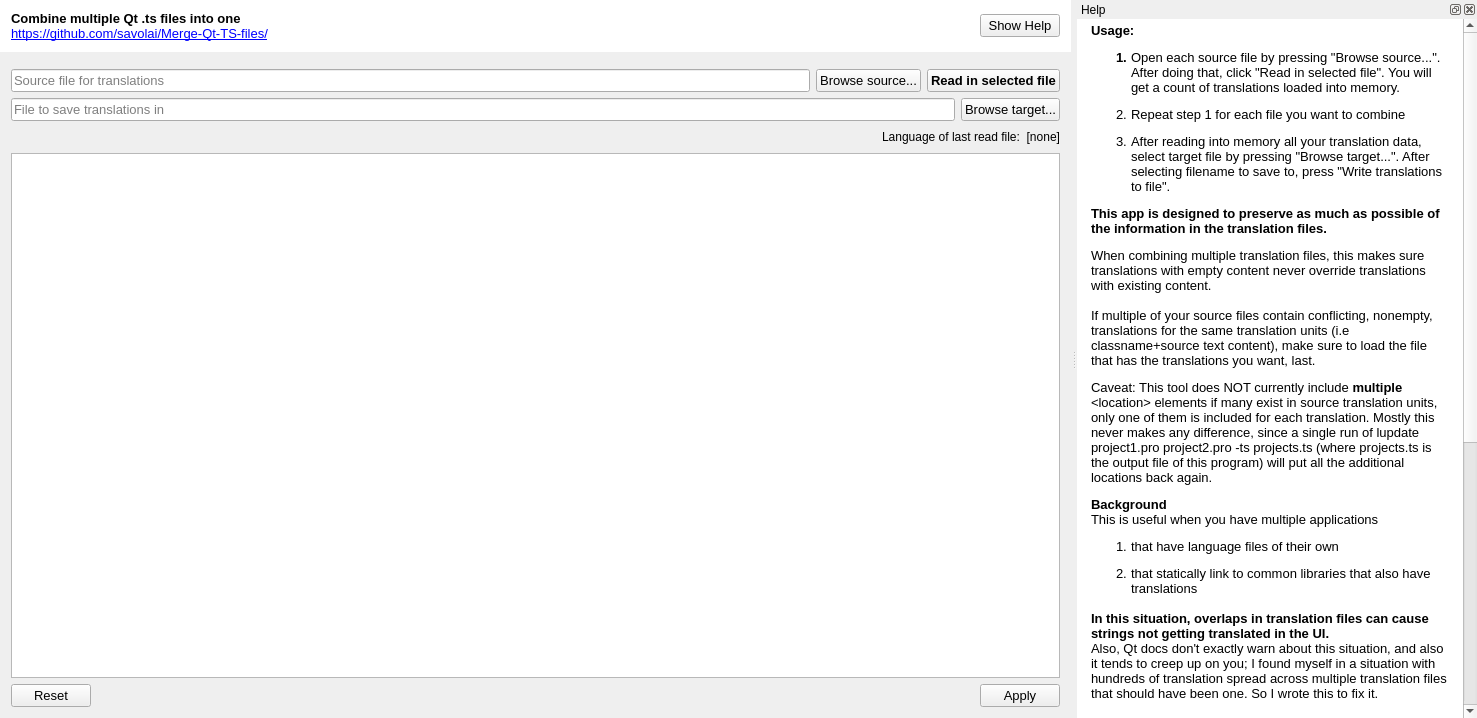
Above: combinetranslationfiles.ui from savolai/Merge-Qt-TS-files before the change. Below: the same form after it.
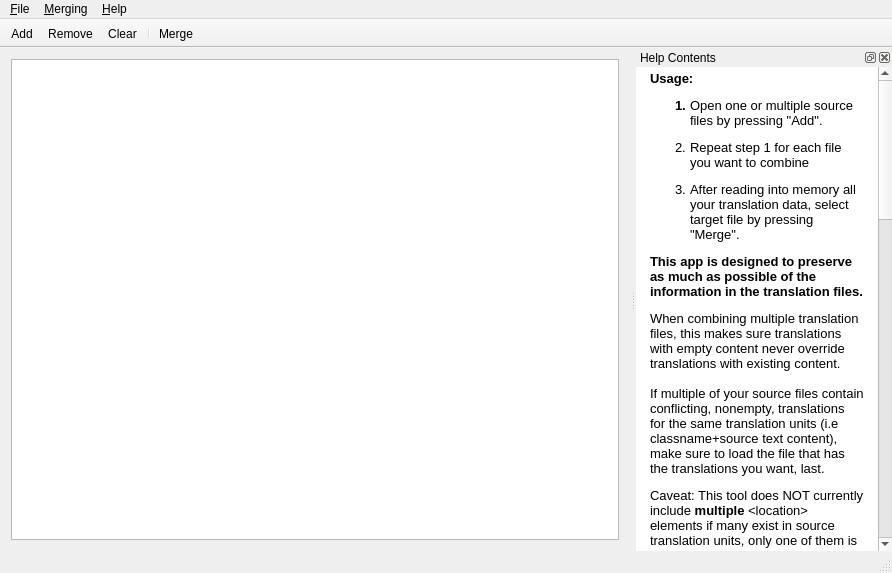
That is the form after the change. Icons and pictures are not drawn. Custom widgets are drawn as their Qt base class.

Commit message: rewrote UI, separated concerns, support for command line parameters

Diff of the .ui file:
```diff
--- a/combinetranslationfiles.ui
+++ b/combinetranslationfiles.ui
@@ -6,8 +6,8 @@
    <rect>
     <x>0</x>
     <y>0</y>
-    <width>1477</width>
-    <height>718</height>
+    <width>892</width>
+    <height>573</height>
    </rect>
   </property>
   <property name="font">
@@ -22,292 +22,84 @@
    <string notr="true">#titleWidget{background-color:white;}</string>
   </property>
   <widget class="QWidget" name="centralWidget">
-   <layout class="QVBoxLayout" name="verticalLayout_6">
-    <property name="leftMargin">
-     <number>0</number>
-    </property>
-    <property name="topMargin">
-     <number>0</number>
-    </property>
-    <property name="rightMargin">
-     <number>0</number>
-    </property>
-    <property name="bottomMargin">
-     <number>0</number>
-    </property>
+   <layout class="QVBoxLayout" name="verticalLayout">
     <item>
-     <widget class="QWidget" name="titleWidget" native="true">
-      <property name="styleSheet">
-       <string notr="true"/>
+     <widget class="QTreeView" name="treeView">
+      <property name="selectionMode">
+       <enum>QAbstractItemView::ContiguousSelection</enum>
       </property>
-      <layout class="QHBoxLayout" name="horizontalLayout_6">
-       <property name="leftMargin">
-        <number>0</number>
-       </property>
-       <property name="topMargin">
-        <number>0</number>
-       </property>
-       <property name="rightMargin">
-        <number>0</number>
-       </property>
-       <property name="bottomMargin">
-        <number>0</number>
-       </property>
-       <item>
-        <widget class="QWidget" name="titleWidgetInner" native="true">
-         <property name="minimumSize">
-          <size>
-           <width>700</width>
-           <height>0</height>
-          </size>
-         </property>
-         <property name="styleSheet">
-          <string notr="true"/>
-         </property>
-         <layout class="QVBoxLayout" name="verticalLayout_4">
-          <item>
-           <layout class="QHBoxLayout" name="horizontalLayout_4">
-            <item>
-             <widget class="QLabel" name="label_2">
-              <property name="font">
-               <font>
-                <pointsize>10</pointsize>
-               </font>
-              </property>
-              <property name="text">
-               <string>&lt;html&gt;&lt;head/&gt;&lt;body&gt;&lt;p&gt;&lt;span style=&quot; font-weight:600;&quot;&gt;Combine multiple Qt .ts files into one&lt;br/&gt;&lt;/span&gt;&lt;a href=&quot;https://github.com/savolai/Merge-Qt-TS-files/&quot;&gt;&lt;span style=&quot; text-decoration: underline; color:#0000ff;&quot;&gt;https://github.com/savolai/Merge-Qt-TS-files/&lt;/span&gt;&lt;/a&gt;&lt;/p&gt;&lt;/body&gt;&lt;/html&gt;</string>
-              </property>
-             </widget>
-            </item>
-            <item>
-             <spacer name="horizontalSpacer">
-              <property name="orientation">
-               <enum>Qt::Horizontal</enum>
-              </property>
-              <property name="sizeHint" stdset="0">
-               <size>
-                <width>40</width>
-                <height>20</height>
-               </size>
-              </property>
-             </spacer>
-            </item>
-            <item>
-             <widget class="QPushButton" name="helpPushButton">
-              <property name="font">
-               <font>
-                <pointsize>10</pointsize>
-               </font>
-              </property>
-              <property name="styleSheet">
-               <string notr="true">padding:0.5em;</string>
-              </property>
-              <property name="text">
-               <string>Show Help</string>
-              </property>
-              <property name="checkable">
-               <bool>true</bool>
-              </property>
-             </widget>
-            </item>
-           </layout>
-          </item>
-         </layout>
-         <zorder></zorder>
-        </widget>
-       </item>
-      </layout>
      </widget>
     </item>
-    <item>
-     <layout class="QHBoxLayout" name="horizontalLayout_5">
-      <item>
-       <widget class="QWidget" name="widget" native="true">
-        <layout class="QVBoxLayout" name="verticalLayout">
-         <property name="leftMargin">
-          <number>0</number>
-         </property>
-         <property name="topMargin">
-          <number>0</number>
-         </property>
-         <property name="rightMargin">
-          <number>0</number>
-         </property>
-         <property name="bottomMargin">
-          <number>0</number>
-         </property>
-         <item>
-          <widget class="QWidget" name="widget_2" native="true">
-           <property name="minimumSize">
-            <size>
-             <width>700</width>
-             <height>0</height>
-            </size>
-           </property>
-           <layout class="QVBoxLayout" name="verticalLayout_3">
-            <item>
-             <layout class="QHBoxLayout" name="horizontalLayout">
-              <item>
-               <widget class="TSDropEdit" name="sourceFile">
-                <property name="font">
-                 <font>
-                  <pointsize>10</pointsize>
-                 </font>
-                </property>
-                <property name="styleSheet">
-                 <string notr="true">padding:0.5em;</string>
-                </property>
-                <property name="placeholderText">
-                 <string>Source file for translations</string>
-                </property>
-               </widget>
-              </item>
-              <item>
-               <widget class="QPushButton" name="sourceFilePushButton">
-                <property name="font">
-                 <font>
-                  <pointsize>10</pointsize>
-                 </font>
-                </property>
-                <property name="styleSheet">
-                 <string notr="true">padding:0.5em;</string>
-                </property>
-                <property name="text">
-                 <string>Browse source...</string>
-                </property>
-               </widget>
-              </item>
-              <item>
-               <widget class="QPushButton" name="sourceFilePushButton_2">
-                <property name="font">
-                 <font>
-                  <pointsize>10</pointsize>
-                  <weight>75</weight>
-                  <bold>true</bold>
-                 </font>
-                </property>
-                <property name="styleSheet">
-                 <string notr="true">padding:0.5em;</string>
-                </property>
-                <property name="text">
-                 <string>Read in selected file</string>
-                </property>
-               </widget>
-              </item>
-             </layout>
-            </item>
-            <item>
-             <layout class="QHBoxLayout" name="horizontalLayout_2">
-              <item>
-               <widget class="TSDropEdit" name="targetFile">
-                <property name="font">
-                 <font>
-                  <pointsize>10</pointsize>
-                 </font>
-                </property>
-                <property name="styleSheet">
-                 <string notr="true">padding:0.5em;</string>
-                </property>
-                <property name="placeholderText">
-                 <string>File to save translations in</string>
-                </property>
-               </widget>
-              </item>
-              <item>
-               <widget class="QPushButton" name="targetFilePushButton">
-                <property name="font">
-                 <font>
-                  <pointsize>10</pointsize>
-                 </font>
-                </property>
-                <property name="styleSheet">
-                 <string notr="true">padding:0.5em;</string>
-                </property>
-                <property name="text">
-                 <string>Browse target...</string>
-                </property>
-               </widget>
-              </item>
-             </layout>
-            </item>
-            <item>
-             <layout class="QHBoxLayout" name="horizontalLayout_3">
-              <item>
-               <spacer name="horizontalSpacer_2">
-                <property name="orientation">
-                 <enum>Qt::Horizontal</enum>
-                </property>
-                <property name="sizeHint" stdset="0">
-                 <size>
-                  <width>40</width>
-                  <height>20</height>
-                 </size>
-                </property>
-               </spacer>
-              </item>
-              <item>
-               <widget class="QLabel" name="label">
-                <property name="text">
-                 <string>Language of last read file:</string>
-                </property>
-               </widget>
-              </item>
-              <item>
-               <widget class="QLabel" name="language">
-                <property name="text">
-                 <string>[none]</string>
-                </property>
-                <property name="alignment">
-                 <set>Qt::AlignRight|Qt::AlignTrailing|Qt::AlignVCenter</set>
-                </property>
-               </widget>
-              </item>
-             </layout>
-            </item>
-            <item>
-             <widget class="QTextBrowser" name="textBrowser">
-              <property name="font">
-               <font>
-                <pointsize>10</pointsize>
-               </font>
-              </property>
-             </widget>
-            </item>
-            <item>
-             <widget class="QDialogButtonBox" name="buttonBox">
-              <property name="styleSheet">
-               <string notr="true">padding:0.5em; font-size:10pt;</string>
-              </property>
-              <property name="standardButtons">
-               <set>QDialogButtonBox::Apply|QDialogButtonBox::Reset</set>
-              </property>
-             </widget>
-            </item>
-           </layout>
-          </widget>
-         </item>
-        </layout>
-       </widget>
-      </item>
-     </layout>
-    </item>
    </layout>
   </widget>
+  <widget class="QToolBar" name="toolBar">
+   <property name="windowTitle">
+    <string>Merging</string>
+   </property>
+   <property name="movable">
+    <bool>false</bool>
+   </property>
+   <property name="toolButtonStyle">
+    <enum>Qt::ToolButtonTextUnderIcon</enum>
+   </property>
+   <property name="floatable">
+    <bool>false</bool>
+   </property>
+   <attribute name="toolBarArea">
+    <enum>TopToolBarArea</enum>
+   </attribute>
+   <attribute name="toolBarBreak">
+    <bool>false</bool>
+   </attribute>
+   <addaction name="actionAdd"/>
+   <addaction name="actionRemove"/>
+   <addaction name="actionClear"/>
+   <addaction name="separator"/>
+   <addaction name="actionMerge"/>
+  </widget>
+  <widget class="QStatusBar" name="statusBar"/>
+  <widget class="QMenuBar" name="menuBar">
+   <property name="geometry">
+    <rect>
+     <x>0</x>
+     <y>0</y>
+     <width>892</width>
+     <height>21</height>
+    </rect>
+   </property>
+   <widget class="QMenu" name="menuFile">
+    <property name="title">
+     <string>&amp;File</string>
+    </property>
+    <addaction name="actionExit"/>
+   </widget>
+   <widget class="QMenu" name="menuHelp">
+    <property name="title">
+     <string>&amp;Help</string>
+    </property>
+    <addaction name="actionContents"/>
+    <addaction name="actionAbout"/>
+   </widget>
+   <widget class="QMenu" name="menuMerging">
+    <property name="title">
+     <string>&amp;Merging</string>
+    </property>
+    <addaction name="actionAdd"/>
+    <addaction name="actionRemove"/>
+    <addaction name="actionClear"/>
+    <addaction name="separator"/>
+    <addaction name="actionMerge"/>
+   </widget>
+   <addaction name="menuFile"/>
+   <addaction name="menuMerging"/>
+   <addaction name="menuHelp"/>
+  </widget>
   <widget class="QDockWidget" name="dockWidget">
-   <property name="minimumSize">
-    <size>
-     <width>400</width>
-     <height>87</height>
-    </size>
-   </property>
-   <property name="features">
-    <set>QDockWidget::DockWidgetClosable|QDockWidget::DockWidgetFloatable</set>
-   </property>
    <property name="allowedAreas">
     <set>Qt::RightDockWidgetArea</set>
    </property>
    <property name="windowTitle">
-    <string>Help</string>
+    <string>Help Contents</string>
    </property>
    <attribute name="dockWidgetArea">
     <number>2</number>
@@ -343,11 +135,11 @@
         <string>&lt;!DOCTYPE HTML PUBLIC &quot;-//W3C//DTD HTML 4.0//EN&quot; &quot;http://www.w3.org/TR/REC-html40/strict.dtd&quot;&gt;
 &lt;html&gt;&lt;head&gt;&lt;meta name=&quot;qrichtext&quot; content=&quot;1&quot; /&gt;&lt;style type=&quot;text/css&quot;&gt;
 p, li { white-space: pre-wrap; }
-&lt;/style&gt;&lt;/head&gt;&lt;body style=&quot; font-family:'MS Shell Dlg 2'; font-size:8pt; font-weight:400; font-style:normal;&quot; bgcolor=&quot;#ffffff&quot;&gt;
+&lt;/style&gt;&lt;/head&gt;&lt;body style=&quot; font-family:'Cantarell'; font-size:8pt; font-weight:400; font-style:normal;&quot; bgcolor=&quot;#ffffff&quot;&gt;
 &lt;p style=&quot; margin-top:10px; margin-bottom:0px; margin-left:10px; margin-right:10px; -qt-block-indent:0; text-indent:0px;&quot;&gt;&lt;span style=&quot; font-family:'Segoe UI,Arial,Helvetica,MS Shell Dlg 2'; font-size:10pt; font-weight:600;&quot;&gt;Usage: &lt;/span&gt;&lt;/p&gt;
-&lt;ol style=&quot;margin-top: 0px; margin-bottom: 0px; margin-left: 0px; margin-right: 0px; -qt-list-indent: 1;&quot;&gt;&lt;li style=&quot; font-family:'Segoe UI,Arial,Helvetica,MS Shell Dlg 2'; font-size:10pt; font-weight:600;&quot; style=&quot; margin-top:12px; margin-bottom:0px; margin-left:10px; margin-right:10px; -qt-block-indent:0; text-indent:0px;&quot;&gt;&lt;span style=&quot; font-weight:400;&quot;&gt;Open each source file by pressing &amp;quot;Browse source...&amp;quot;. After doing that, click &amp;quot;Read in selected file&amp;quot;. You will get a count of translations loaded into memory.&lt;/span&gt;&lt;/li&gt;
+&lt;ol style=&quot;margin-top: 0px; margin-bottom: 0px; margin-left: 0px; margin-right: 0px; -qt-list-indent: 1;&quot;&gt;&lt;li style=&quot; font-family:'Segoe UI,Arial,Helvetica,MS Shell Dlg 2'; font-size:10pt; font-weight:600;&quot; style=&quot; margin-top:12px; margin-bottom:0px; margin-left:10px; margin-right:10px; -qt-block-indent:0; text-indent:0px;&quot;&gt;&lt;span style=&quot; font-weight:400;&quot;&gt;Open one or multiple source files by pressing &amp;quot;Add&amp;quot;.&lt;/span&gt;&lt;/li&gt;
 &lt;li style=&quot; font-family:'Segoe UI,Arial,Helvetica,MS Shell Dlg 2'; font-size:10pt;&quot; style=&quot; margin-top:12px; margin-bottom:0px; margin-left:10px; margin-right:10px; -qt-block-indent:0; text-indent:0px;&quot;&gt;Repeat step 1 for each file you want to combine&lt;/li&gt;
-&lt;li style=&quot; font-family:'Segoe UI,Arial,Helvetica,MS Shell Dlg 2'; font-size:10pt;&quot; style=&quot; margin-top:12px; margin-bottom:0px; margin-left:10px; margin-right:10px; -qt-block-indent:0; text-indent:0px;&quot;&gt;After reading into memory all your translation data, select target file by pressing &amp;quot;Browse target...&amp;quot;. After selecting filename to save to, press &amp;quot;Write translations to file&amp;quot;. &lt;/li&gt;&lt;/ol&gt;
+&lt;li style=&quot; font-family:'Segoe UI,Arial,Helvetica,MS Shell Dlg 2'; font-size:10pt;&quot; style=&quot; margin-top:12px; margin-bottom:0px; margin-left:10px; margin-right:10px; -qt-block-indent:0; text-indent:0px;&quot;&gt;After reading into memory all your translation data, select target file by pressing &amp;quot;Merge&amp;quot;. &lt;/li&gt;&lt;/ol&gt;
 &lt;p style=&quot; margin-top:12px; margin-bottom:0px; margin-left:10px; margin-right:10px; -qt-block-indent:0; text-indent:0px;&quot;&gt;&lt;span style=&quot; font-family:'Segoe UI,Arial,Helvetica,MS Shell Dlg 2'; font-size:10pt; font-weight:600;&quot;&gt;This app is designed to preserve as much as possible of the information in the translation files. &lt;/span&gt;&lt;/p&gt;
 &lt;p style=&quot; margin-top:12px; margin-bottom:0px; margin-left:10px; margin-right:10px; -qt-block-indent:0; text-indent:0px;&quot;&gt;&lt;span style=&quot; font-family:'Segoe UI,Arial,Helvetica,MS Shell Dlg 2'; font-size:10pt;&quot;&gt;When combining multiple translation files, this makes sure translations with empty content never override translations with existing content.&lt;/span&gt;&lt;/p&gt;
 &lt;p style=&quot;-qt-paragraph-type:empty; margin-top:0px; margin-bottom:0px; margin-left:10px; margin-right:10px; -qt-block-indent:0; text-indent:0px; font-family:'Segoe UI,Arial,Helvetica,MS Shell Dlg 2'; font-size:10pt;&quot;&gt;&lt;br /&gt;&lt;/p&gt;
@@ -370,22 +162,86 @@
 &lt;p style=&quot; margin-top:0px; margin-bottom:0px; margin-left:10px; margin-right:10px; -qt-block-indent:0; text-indent:0px;&quot;&gt;&lt;span style=&quot; font-family:'Segoe UI,Arial,Helvetica,MS Shell Dlg 2'; font-size:10pt;&quot;&gt;Another option might be to load first the app specific language file and then on top of that, the translations for the common components. This occured to me too late. \o/ however, having all project translations in a single file tends to be a cleaner solution overall, as you will always know what has already been translated.&lt;/span&gt;&lt;/p&gt;
 &lt;p style=&quot; margin-top:12px; margin-bottom:12px; margin-left:10px; margin-right:10px; -qt-block-indent:0; text-indent:0px;&quot;&gt;&lt;a name=&quot;js-repo-pjax-container&quot;&gt;&lt;/a&gt;&lt;span style=&quot; font-family:'Segoe UI,Arial,Helvetica,MS Shell Dlg 2'; font-size:10pt;&quot;&gt;O&lt;/span&gt;&lt;span style=&quot; font-family:'Segoe UI,Arial,Helvetica,MS Shell Dlg 2'; font-size:10pt;&quot;&gt;ther options that might help:&lt;/span&gt;&lt;/p&gt;
 &lt;ol style=&quot;margin-top: 0px; margin-bottom: 0px; margin-left: 0px; margin-right: 0px; -qt-list-indent: 1;&quot;&gt;&lt;li style=&quot; font-family:'Segoe UI,Arial,Helvetica,MS Shell Dlg 2'; font-size:10pt;&quot; style=&quot; margin-top:12px; margin-bottom:0px; margin-left:10px; margin-right:10px; -qt-block-indent:0; text-indent:0px;&quot;&gt;When loading translation files into your app, first load the app specific language file and then on top of that, the translations for the common components. This occured to me too late. \o/ however, having all project translations in a single file tends to be a cleaner solution overall, as you will always know what has already been translated.&lt;/li&gt;
-&lt;li style=&quot; font-family:'Segoe UI,Arial,Helvetica,MS Shell Dlg 2'; font-size:10pt;&quot; style=&quot; margin-top:0px; margin-bottom:12px; margin-left:10px; margin-right:10px; -qt-block-indent:0; text-indent:0px;&quot;&gt;Using an XML merging tool such as those mentioned &lt;a href=&quot;http://stackoverflow.com/questions/80609/merge-xml-documents&quot;&gt;&lt;span style=&quot; text-decoration: underline; color:#0000ff;&quot;&gt;in this StackOverflow post&lt;/span&gt;&lt;/a&gt; might also work, but I enjoyed making this and emh, now we have a GUI :)&lt;/li&gt;&lt;/ol&gt;&lt;/body&gt;&lt;/html&gt;</string>
+&lt;li style=&quot; font-family:'Segoe UI,Arial,Helvetica,MS Shell Dlg 2'; font-size:10pt;&quot; style=&quot; margin-top:0px; margin-bottom:12px; margin-left:10px; margin-right:10px; -qt-block-indent:0; text-indent:0px;&quot;&gt;Using an XML merging tool might also work, but I enjoyed making this and emh, now we have a GUI :)&lt;/li&gt;&lt;/ol&gt;&lt;/body&gt;&lt;/html&gt;</string>
        </property>
       </widget>
      </item>
     </layout>
    </widget>
   </widget>
+  <action name="actionAdd">
+   <property name="icon">
+    <iconset resource="combinetranslationfiles.qrc">
+     <normaloff>:/CTF/icons/add.svg</normaloff>:/CTF/icons/add.svg</iconset>
+   </property>
+   <property name="text">
+    <string>&amp;Add</string>
+   </property>
+   <property name="shortcut">
+    <string>Ctrl+A</string>
+   </property>
+  </action>
+  <action name="actionMerge">
+   <property name="icon">
+    <iconset resource="combinetranslationfiles.qrc">
+     <normaloff>:/CTF/icons/merge.svg</normaloff>:/CTF/icons/merge.svg</iconset>
+   </property>
+   <property name="text">
+    <string>&amp;Merge</string>
+   </property>
+   <property name="shortcut">
+    <string>Ctrl+M</string>
+   </property>
+  </action>
+  <action name="actionRemove">
+   <property name="icon">
+    <iconset resource="combinetranslationfiles.qrc">
+     <normaloff>:/CTF/icons/remove.svg</normaloff>:/CTF/icons/remove.svg</iconset>
+   </property>
+   <property name="text">
+    <string>&amp;Remove</string>
+   </property>
+   <property name="shortcut">
+    <string>Del</string>
+   </property>
+  </action>
+  <action name="actionClear">
+   <property name="icon">
+    <iconset resource="combinetranslationfiles.qrc">
+     <normaloff>:/CTF/icons/clear.svg</normaloff>:/CTF/icons/clear.svg</iconset>
+   </property>
+   <property name="text">
+    <string>&amp;Clear</string>
+   </property>
+   <property name="shortcut">
+    <string>Ctrl+R</string>
+   </property>
+  </action>
+  <action name="actionAbout">
+   <property name="text">
+    <string>&amp;About</string>
+   </property>
+  </action>
+  <action name="actionExit">
+   <property name="text">
+    <string>E&amp;xit</string>
+   </property>
+   <property name="shortcut">
+    <string>Ctrl+Q</string>
+   </property>
+  </action>
+  <action name="actionContents">
+   <property name="text">
+    <string>Contents</string>
+   </property>
+  </action>
  </widget>
  <layoutdefault spacing="6" margin="11"/>
- <customwidgets>
-  <customwidget>
-   <class>TSDropEdit</class>
-   <extends>QLineEdit</extends>
-   <header>tsdropedit.h</header>
-  </customwidget>
- </customwidgets>
- <resources/>
+ <tabstops>
+  <tabstop>treeView</tabstop>
+ </tabstops>
+ <resources>
+  <include location="combinetranslationfiles.qrc"/>
+ </resources>
  <connections/>
 </ui>
```
Left out of the diff: 6 changed lines with no effect on the pictures. The commit also changes 26 other files.
